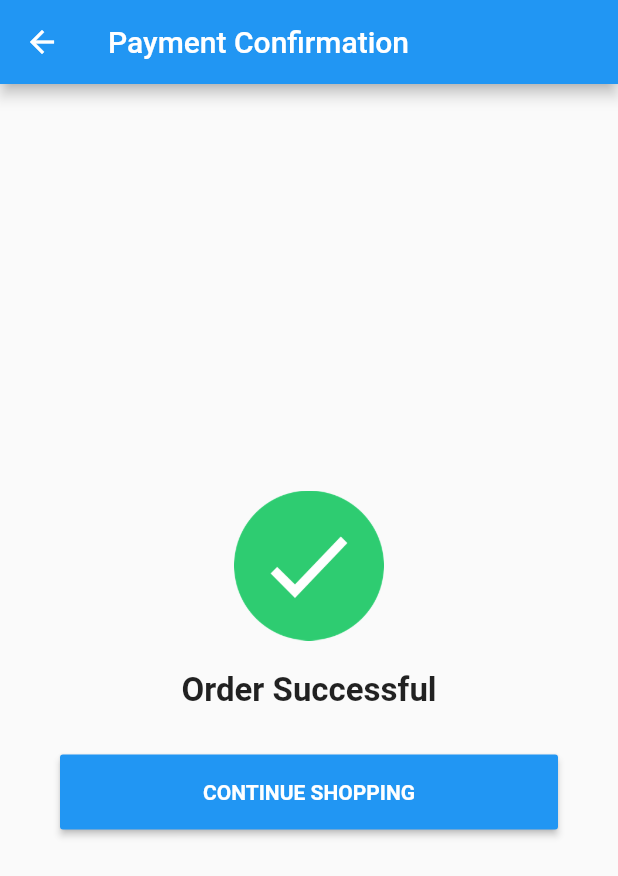
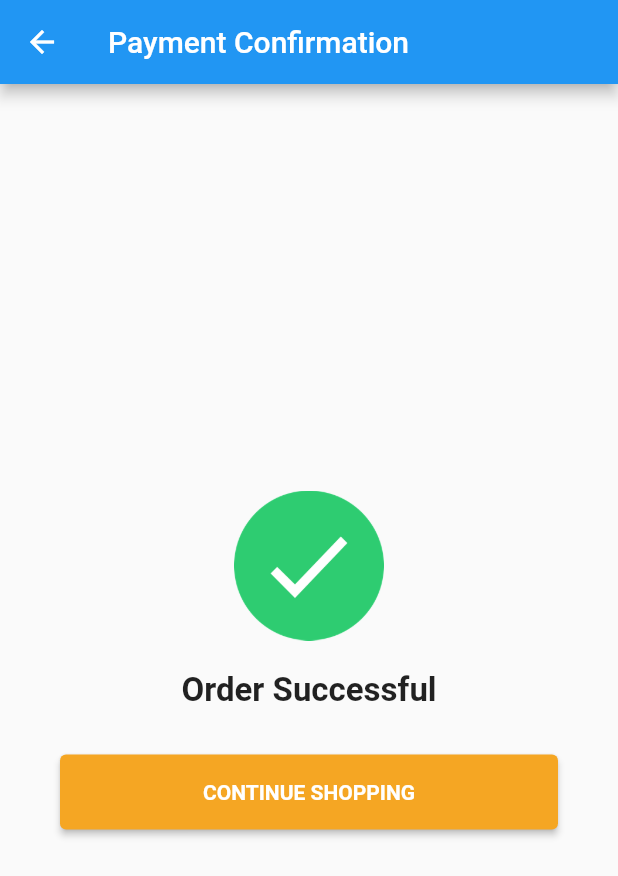
Before and after one commit to Flutterwave/demo, a Flutter app: the PaymentSuccessful screen opened directly, on a phone screen of 412 x 824 dp. Shown: the top 876 px of the screen. Run offline on Flutter 3.47's test engine with Material 2 defaults, Android fonts, the phone set to English and light mode, and no system bars; our stand-ins replace flutter_hex_color; missing offline and left inert: flutterwave.

Commit message:
update colors

```diff
--- a/lib/main.dart
+++ b/lib/main.dart
@@ -1,6 +1,5 @@
 import 'package:flutter/material.dart';
-import 'package:flutterwave_demo_app/utils.dart';
-import 'package:flutterwave_demo_app/widgets/item_meal.dart';
+import 'package:flutter_hex_color/flutter_hex_color.dart';
 
 import 'widgets/restaurant_widget.dart';
 
@@ -41,7 +40,7 @@ class _MyHomePageState extends State<MyHomePage> {
           widget.title,
           style: TextStyle(color: Colors.white),
         ),
-        backgroundColor: Colors.blue,
+        backgroundColor: HexColor("F5A623"),
       ),
       body: Restaurants(),
     );
--- a/lib/widgets/payment_successful.dart
+++ b/lib/widgets/payment_successful.dart
@@ -1,4 +1,5 @@
 import 'package:flutter/material.dart';
+import 'package:flutter_hex_color/flutter_hex_color.dart';
 
 import '../main.dart';
 
@@ -25,7 +26,12 @@ class PaymentSuccessful extends StatelessWidget {
               height: 50,
               margin: EdgeInsets.fromLTRB(40, 10, 40, 0),
               child: RaisedButton(
-                color: Colors.blue,
+                color: HexColor("F5A623"),
+                disabledColor: HexColor("FFEAC6"),
+                hoverColor: HexColor("FFC058"),
+                shape: RoundedRectangleBorder(
+                  borderRadius: BorderRadius.circular(4.0),
+                ),
                 onPressed: () => {
                   Navigator.pushAndRemoveUntil(
                     context,
--- a/pubspec.yaml
+++ b/pubspec.yaml
@@ -29,6 +29,7 @@ dependencies:
   # Use with the CupertinoIcons class for iOS style icons.
   flutterwave: 0.0.2
   cupertino_icons: ^1.0.0
+  flutter_hex_color: 1.0.2
 
 dev_dependencies:
   flutter_test:
```
Also changed, not shown: lib/widgets/item_meal.dart (+8 -2 lines), lib/widgets/meals_widget.dart (+24 -11 lines), pubspec.lock.
